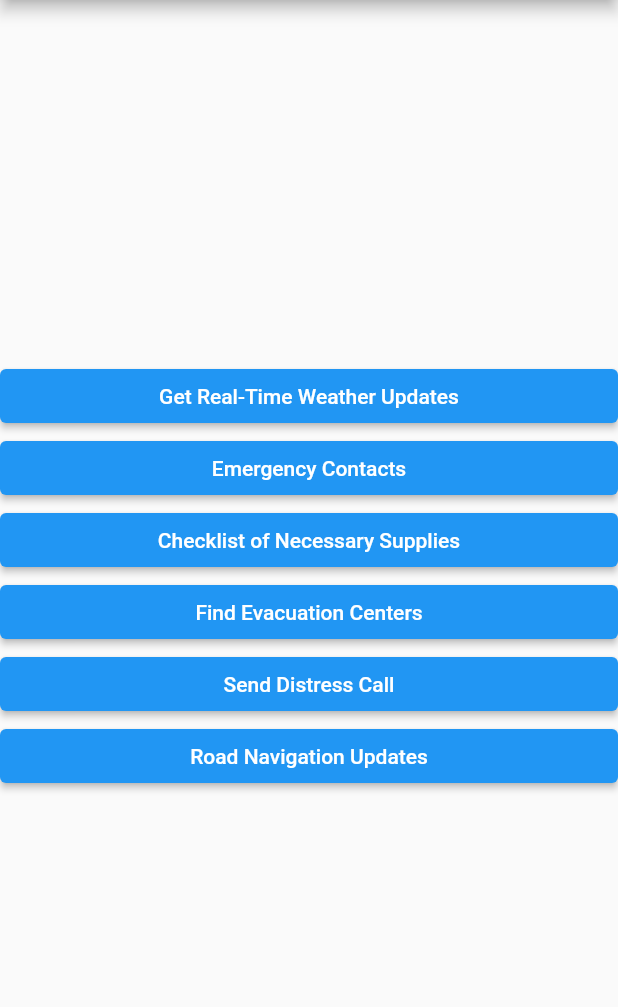
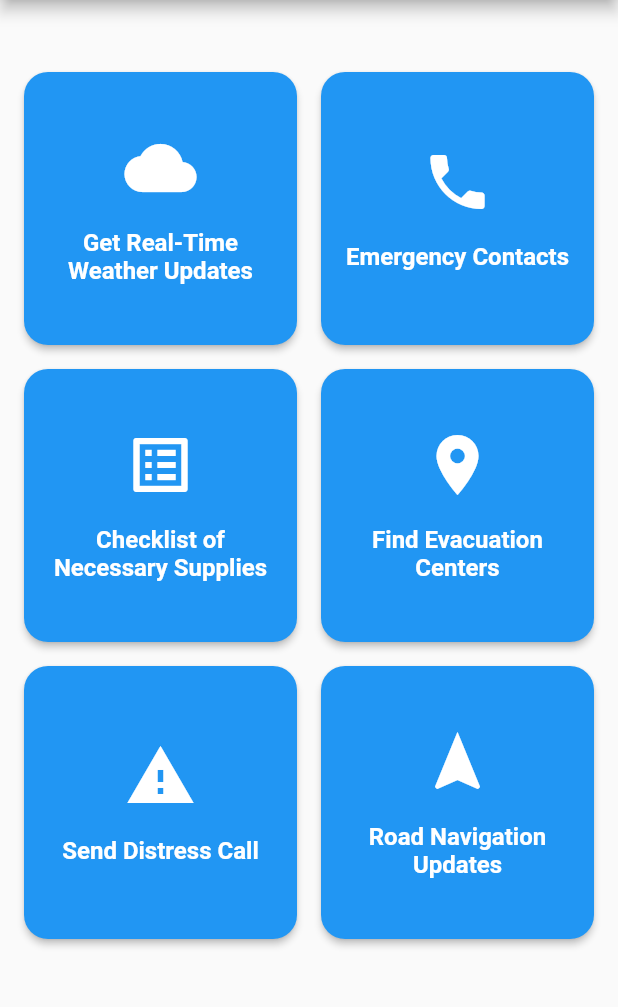
Before and after one commit to Gabriel-26/DisasterPreparednessApp, a Flutter app: the screen it shows after launch, on a phone screen of 412 x 824 dp, the part 84-1091 px from its top. Run offline on Flutter 3.47's test engine with Material 2 defaults, Android fonts, the phone set to English and light mode, and no system bars; our stand-ins replace google_maps_flutter.

Commit message:
design change

```diff
--- a/dpapp/lib/HomePage.dart
+++ b/dpapp/lib/HomePage.dart
@@ -1,13 +1,14 @@
 // ignore_for_file: prefer_const_constructors
 
-import 'package:dpapp/supplies.dart';
-import 'package:flutter/material.dart';
-import 'package:dpapp/weather/weather.dart';
 import 'package:dpapp/emergencyContacts.dart';
 import 'package:dpapp/evacCenter.dart';
+import 'package:dpapp/supplies.dart';
+import 'package:dpapp/weather/weather.dart';
+import 'package:flutter/material.dart';
 
 class HomePage extends StatelessWidget {
   const HomePage({Key? key}) : super(key: key);
+
   @override
   Widget build(BuildContext context) {
     return Scaffold(
@@ -15,11 +16,21 @@ class HomePage extends StatelessWidget {
         title: Text('Disaster Preparedness App'),
       ),
       body: Column(
-        mainAxisAlignment: MainAxisAlignment.center,
-        crossAxisAlignment: CrossAxisAlignment.stretch,
         children: [
-          ElevatedButton(
-            onPressed: () {
+          SizedBox(height: 32),
+          Expanded(
+            child: Padding(
+              padding: const EdgeInsets.all(16),
+              child: GridView.count(
+                crossAxisCount: 2,
+                mainAxisSpacing: 16,
+                crossAxisSpacing: 16,
+                children: [
+                  _buildButton(
+                    context,
+                    'Get Real-Time Weather Updates',
+                    Icons.cloud,
+                        () {
                       Navigator.push(
                         context,
                         MaterialPageRoute(
@@ -27,28 +38,25 @@ class HomePage extends StatelessWidget {
                         ),
                       );
                     },
-            child: Text('Get Real-Time Weather Updates'),
                   ),
-          ElevatedButton(
-            onPressed: () {
+                  _buildButton(
+                    context,
+                    'Emergency Contacts',
+                    Icons.phone,
+                        () {
                       Navigator.push(
                         context,
                         MaterialPageRoute(
                           builder: (context) => EmergencyContactsPage(),
                         ),
-              ); // Navigate to Emergency Contacts screen
+                      );
                     },
-            child: Text('Emergency Contacts'),
                   ),
-          // ElevatedButton(
-          //   onPressed: () {
-          //     // Navigate to Evacuation Routes screen
-          //   },
-          //   child: Text('Blank'),
-          // ),
-          ElevatedButton(
-            onPressed: () {
-              // Navigate to Checklist screen
+                  _buildButton(
+                    context,
+                    'Checklist of Necessary Supplies',
+                    Icons.list_alt,
+                        () {
                       Navigator.push(
                         context,
                         MaterialPageRoute(
@@ -56,40 +64,71 @@ class HomePage extends StatelessWidget {
                         ),
                       );
                     },
-            child: Text('Checklist of Necessary Supplies'),
                   ),
-          ElevatedButton(
-            onPressed: () {
+                  _buildButton(
+                    context,
+                    'Find Evacuation Centers',
+                    Icons.location_on,
+                        () {
                       Navigator.push(
                         context,
                         MaterialPageRoute(
                           builder: (context) => EvacuationCentersMap(),
                         ),
-              ); // Navigate to Evacuation Centers screen
+                      );
                     },
-            child: Text('Find Evacuation Centers'),
                   ),
-          ElevatedButton(
-            onPressed: () {
-              // Navigator.push(
-              //   context,
-              //   MaterialPageRoute(
-              //     builder: (context) => DistressCall(),
-              //   ),
-              // );
+                  _buildButton(
+                    context,
+                    'Send Distress Call',
+                    Icons.warning,
+                        () {
+                      // TODO: Navigate to distress call screen
                     },
-            child: Text('Send Distress Call'),
                   ),
-          ElevatedButton(
-            onPressed: () {
-              // Navigator.push(
-              //   context,
-              //   MaterialPageRoute(
-              //     builder: (context) => RealTimeUpdatesMap(),
-              //   ),
-              // );
+                  _buildButton(
+                    context,
+                    'Road Navigation Updates',
+                    Icons.navigation,
+                        () {
+                      // TODO: Navigate to real-time updates map screen
                     },
-            child: Text('Road Navigation Updates'),
+                  ),
+                ],
+              ),
+            ),
+          ),
+        ],
+      ),
+    );
+  }
+
+  Widget _buildButton(
+      BuildContext context,
+      String text,
+      IconData iconData,
+      VoidCallback onPressed,
+      ) {
+    return ElevatedButton(
+      onPressed: onPressed,
+      style: ElevatedButton.styleFrom(
+        padding: EdgeInsets.all(16),
+        shape: RoundedRectangleBorder(
+          borderRadius: BorderRadius.circular(16),
+        ),
+      ),
+      child: Column(
+        mainAxisAlignment: MainAxisAlignment.center,
+        children: [
+          Icon(iconData, size: 48),
+          SizedBox(height: 16),
+          Text(
+            text,
+            textAlign: TextAlign.center,
+            style: TextStyle(
+              fontSize: 16,
+              fontWeight: FontWeight.bold,
+            ),
           ),
         ],
       ),
```
Lines whose indentation alone changed are shown as unchanged.
